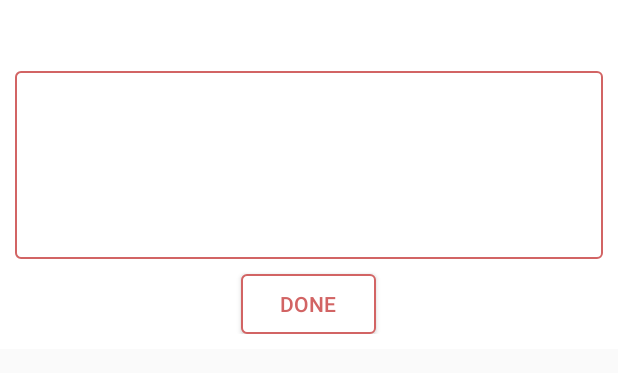
After one commit to cheeyixu/ReviewApp, an Android app: the layout dialog_comment.xml on its own in the app's theme, with its tools: preview values and no code run, on a phone screen of 412 x 824 dp. The commit adds this screen. Shown: the top 373 px of the screen. Run offline under Robolectric (Android 15) with nearby library versions, the phone set to English and light mode, and no system bars.

```diff
--- a/app/src/main/java/com/example/review/ReviewFragment.java
+++ b/app/src/main/java/com/example/review/ReviewFragment.java
@@ -10,8 +10,6 @@ import android.widget.AdapterView;
 import android.widget.ArrayAdapter;
 import android.widget.ListView;
 import android.widget.TextView;
-
-import org.w3c.dom.Text;
 
 import java.util.ArrayList;
 import java.util.Arrays;
--- a/app/src/main/java/com/example/review/SearchSettings.java
+++ b/app/src/main/java/com/example/review/SearchSettings.java
@@ -2,13 +2,11 @@ package com.example.review;
 
 import android.app.Dialog;
 import android.os.Bundle;
-import android.support.design.widget.Snackbar;
 import android.support.v4.app.DialogFragment;
 import android.support.v4.app.Fragment;
 import android.support.v4.app.FragmentManager;
 import android.support.v4.app.FragmentPagerAdapter;
 import android.support.v4.view.PagerTitleStrip;
-import android.support.v4.view.ViewPager;
 import android.util.TypedValue;
 import android.view.Gravity;
 import android.view.LayoutInflater;
@@ -38,7 +36,7 @@ public class SearchSettings extends DialogFragment
     {
         Dialog dialog = super.onCreateDialog(savedInstanceState);
         dialog.requestWindowFeature(Window.FEATURE_NO_TITLE);
-        //dialog.getWindow().setBackgroundDrawable(new ColorDrawable(Color.YELLOW));
+
         dialog.getWindow().setLayout(300,300);
 
         return dialog;
--- a/app/src/main/java/com/example/review/SearchableActivity.java
+++ b/app/src/main/java/com/example/review/SearchableActivity.java
@@ -2,8 +2,8 @@ package com.example.review;
 
 import android.app.SearchManager;
 import android.content.Intent;
+import android.os.Bundle;
 import android.support.v7.app.AppCompatActivity;
-import android.os.Bundle;
 
 public class SearchableActivity extends AppCompatActivity {
 
--- a/app/src/main/java/com/example/review/WrapViewPager.java
+++ b/app/src/main/java/com/example/review/WrapViewPager.java
@@ -1,12 +1,9 @@
 package com.example.review;
 
 import android.content.Context;
-import android.support.v4.app.FragmentPagerAdapter;
 import android.support.v4.view.ViewPager;
 import android.util.AttributeSet;
 import android.view.View;
-import android.view.animation.Animation;
-import android.widget.Toast;
 
 /**
  * Created by jesmond on 15/9/2016.
--- a/app/src/main/res/layout/content_review_article.xml
+++ b/app/src/main/res/layout/content_review_article.xml
@@ -1,5 +1,5 @@
 <?xml version="1.0" encoding="utf-8"?>
-<ScrollView xmlns:android="http://schemas.android.com/apk/res/android"
+<android.support.v4.widget.NestedScrollView xmlns:android="http://schemas.android.com/apk/res/android"
     xmlns:app="http://schemas.android.com/apk/res-auto"
     xmlns:tools="http://schemas.android.com/tools"
     android:layout_width="match_parent"
@@ -222,4 +222,4 @@
             android:layout_marginTop="5dp"
             android:background="@color/white"/>
     </LinearLayout>
-</ScrollView>
+</android.support.v4.widget.NestedScrollView>
--- /dev/null
+++ b/app/src/main/res/layout/dialog_comment.xml
@@ -0,0 +1,36 @@
+<?xml version="1.0" encoding="utf-8"?>
+<LinearLayout xmlns:android="http://schemas.android.com/apk/res/android"
+    android:orientation="vertical" android:layout_width="match_parent"
+    android:padding="10dp"
+    android:layout_height="wrap_content"
+    android:background="@color/white">
+
+    <TextView
+        android:id="@+id/comment_dialog_title"
+        android:layout_width="match_parent"
+        android:layout_height="wrap_content"
+        android:gravity="center"
+        android:textColor="@color/colorPrimaryDark"
+        android:textSize="20sp"/>
+
+    <EditText
+        android:id="@+id/comment_dialog_edittext"
+        android:layout_width="match_parent"
+        android:layout_height="125dp"
+        android:layout_marginTop="10dp"
+        android:padding="7dp"
+        android:maxLength="500"
+        android:background="@drawable/bordered_box"
+        android:gravity="top|left"/>
+
+    <Button
+        android:id="@+id/comment_dialog_done"
+        android:layout_width="90dp"
+        android:layout_height="40dp"
+        android:layout_gravity="bottom|center"
+        android:layout_marginTop="10dp"
+        android:background="@drawable/bordered_box"
+        android:text="@string/done"
+        android:textColor="@color/colorPrimary" />
+
+</LinearLayout>
```
Also changed, not shown: app/src/main/java/com/example/review/CommentDialog.java (added, +48 -0 lines), app/src/main/java/com/example/review/CommentItemAdapter.java (+31 -1 lines), app/src/main/java/com/example/review/MyListView.java (+6 -18 lines), app/src/main/java/com/example/review/ReviewArticleActivity.java (+40 -2 lines).
